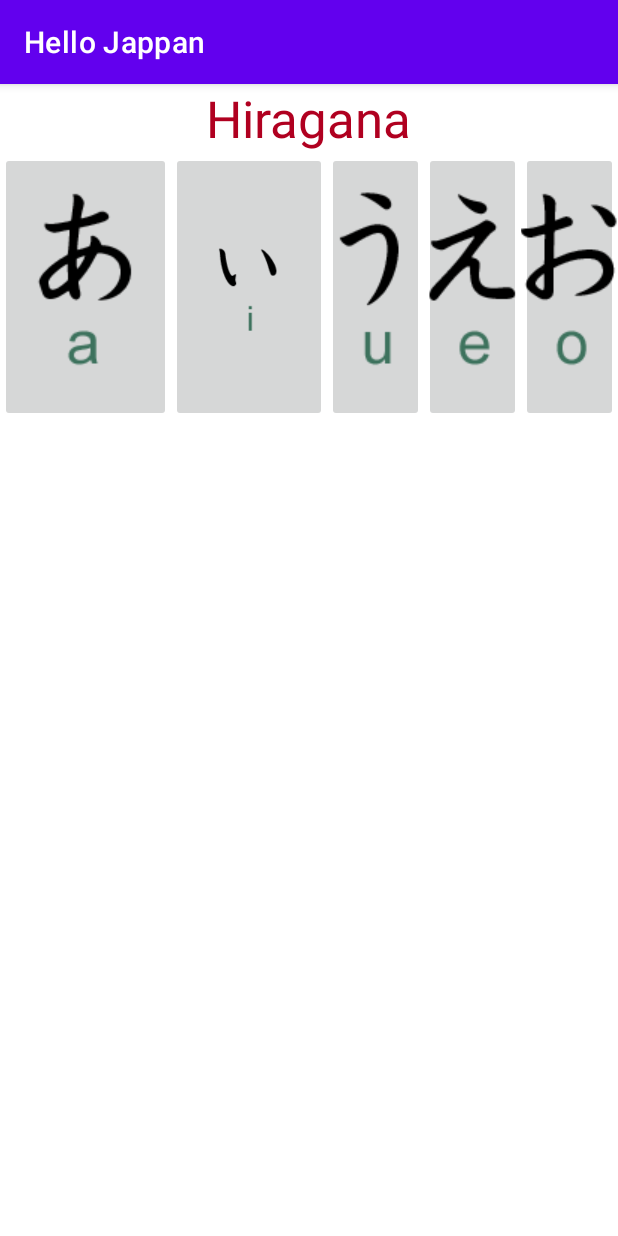
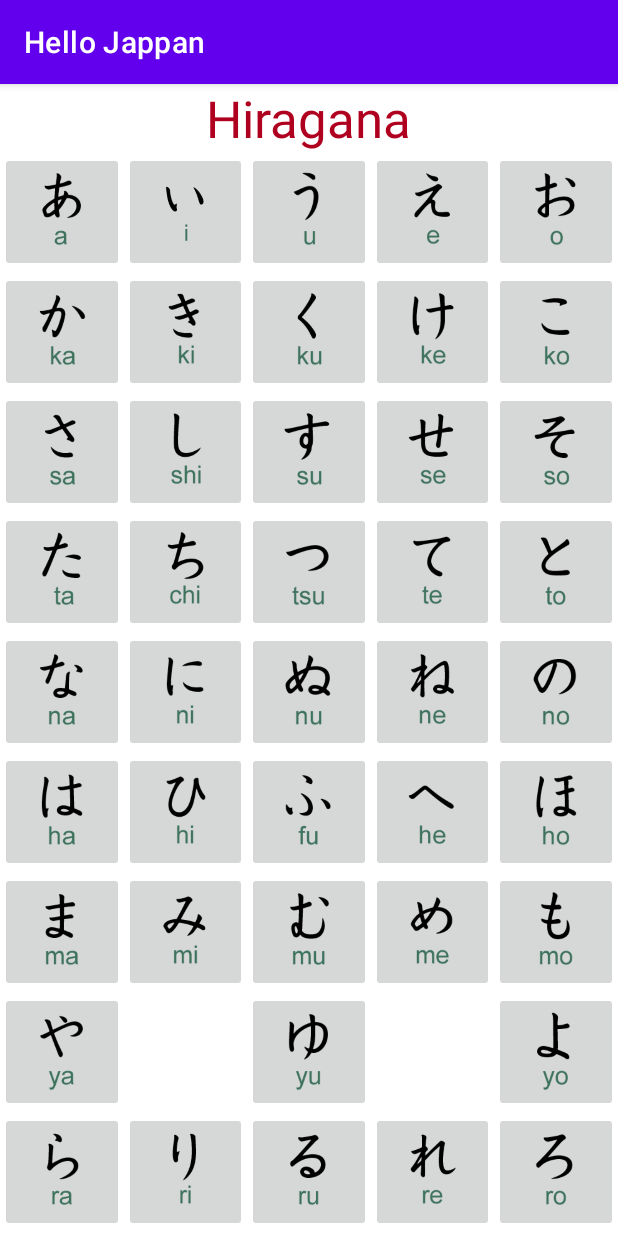
Before and after one commit to StebenC0912/MPR, an Android app: the screen it shows after launch (MainActivity), on a phone screen of 412 x 824 dp. Run offline under Robolectric (Android 15) with nearby library versions, the phone set to English and light mode, and no system bars.

Commit message:
complete the layout

```diff
--- a/HelloJappan/app/src/main/res/layout/activity_main.xml
+++ b/HelloJappan/app/src/main/res/layout/activity_main.xml
@@ -17,430 +17,436 @@
         app:layout_constraintHorizontal_bias="0.5"
         app:layout_constraintStart_toStartOf="parent"
         app:layout_constraintTop_toTopOf="parent" />
+    <ScrollView
+        android:layout_width="match_parent"
+        android:layout_height="0dp"
+        android:fillViewport="true"
+        app:layout_constraintTop_toBottomOf="@+id/titleBar"
+        app:layout_constraintBottom_toBottomOf="parent"
+        app:layout_constraintStart_toStartOf="parent"
+        app:layout_constraintEnd_toEndOf="parent">
 
         <androidx.gridlayout.widget.GridLayout
             android:layout_width="match_parent"
             android:layout_height="wrap_content"
             app:columnCount="5"
-        app:layout_constraintEnd_toEndOf="parent"
-        app:layout_constraintHorizontal_bias="0.5"
-        app:layout_constraintStart_toStartOf="parent"
-        app:layout_constraintTop_toBottomOf="@+id/titleBar"
-        app:rowCount="11">
+            app:rowCount="12">
 
             <ImageButton
                 android:id="@+id/a"
-            android:layout_width="50dp"
-            android:layout_height="100dp"
+                android:layout_width="30dp"
+                android:layout_height="80dp"
                 android:scaleType="centerCrop"
+                app:layout_column="0"
                 app:layout_columnWeight="1"
-            app:layout_rowWeight="1"
                 app:srcCompat="@drawable/a" />
 
             <ImageButton
                 android:id="@+id/i"
-            android:layout_width="40dp"
-            android:layout_height="wrap_content"
+                android:layout_width="30dp"
+                android:layout_height="80dp"
                 android:scaleType="fitCenter"
+                app:layout_column="1"
                 app:layout_columnWeight="1"
-            app:layout_rowWeight="1"
                 app:srcCompat="@drawable/i" />
 
             <ImageButton
                 android:id="@+id/u"
-            android:layout_width="0dp"
-            android:layout_height="0dp"
+                android:layout_width="30dp"
+                android:layout_height="80dp"
                 android:scaleType="centerCrop"
+                app:layout_column="2"
                 app:layout_columnWeight="1"
-            app:layout_rowWeight="1"
                 app:srcCompat="@drawable/u" />
 
             <ImageButton
                 android:id="@+id/e"
-            android:layout_width="0dp"
-            android:layout_height="0dp"
+                android:layout_width="30dp"
+                android:layout_height="80dp"
                 android:scaleType="centerCrop"
+                app:layout_column="3"
                 app:layout_columnWeight="1"
-            app:layout_rowWeight="1"
                 app:srcCompat="@drawable/e" />
 
             <ImageButton
                 android:id="@+id/o"
-            android:layout_width="0dp"
-            android:layout_height="0dp"
+                android:layout_width="30dp"
+                android:layout_height="80dp"
                 android:scaleType="centerCrop"
+                app:layout_column="4"
                 app:layout_columnWeight="1"
-            app:layout_rowWeight="1"
                 app:srcCompat="@drawable/o" />
 
             <ImageButton
                 android:id="@+id/ka"
-            android:layout_width="0dp"
-            android:layout_height="0dp"
+                android:layout_width="30dp"
+                android:layout_height="80dp"
                 android:scaleType="centerCrop"
+                app:layout_column="0"
                 app:layout_columnWeight="1"
-            app:layout_rowWeight="1"
                 app:srcCompat="@drawable/ka" />
 
             <ImageButton
                 android:id="@+id/ki"
-            android:layout_width="0dp"
-            android:layout_height="0dp"
+                android:layout_width="30dp"
+                android:layout_height="80dp"
                 android:scaleType="centerCrop"
+                app:layout_column="1"
                 app:layout_columnWeight="1"
-            app:layout_rowWeight="1"
                 app:srcCompat="@drawable/ki" />
 
             <ImageButton
                 android:id="@+id/ku"
-            android:layout_width="0dp"
-            android:layout_height="0dp"
+                android:layout_width="30dp"
+                android:layout_height="80dp"
                 android:scaleType="centerCrop"
+                app:layout_column="2"
                 app:layout_columnWeight="1"
-            app:layout_rowWeight="1"
                 app:srcCompat="@drawable/ku" />
 
             <ImageButton
                 android:id="@+id/ke"
-            android:layout_width="0dp"
-            android:layout_height="0dp"
+                android:layout_width="30dp"
+                android:layout_height="80dp"
                 android:scaleType="centerCrop"
+                app:layout_column="3"
                 app:layout_columnWeight="1"
-            app:layout_rowWeight="1"
                 app:srcCompat="@drawable/ke" />
 
             <ImageButton
                 android:id="@+id/ko"
-            android:layout_width="0dp"
-            android:layout_height="0dp"
+                android:layout_width="30dp"
+                android:layout_height="80dp"
                 android:scaleType="centerCrop"
+                app:layout_column="4"
                 app:layout_columnWeight="1"
-            app:layout_rowWeight="1"
                 app:srcCompat="@drawable/ko" />
 
             <ImageButton
                 android:id="@+id/sa"
-            android:layout_width="0dp"
-            android:layout_height="0dp"
+                android:layout_width="30dp"
+                android:layout_height="80dp"
                 android:scaleType="centerCrop"
+                app:layout_column="0"
                 app:layout_columnWeight="1"
-            app:layout_rowWeight="1"
                 app:srcCompat="@drawable/sa" />
 
             <ImageButton
                 android:id="@+id/shi"
-            android:layout_width="0dp"
-            android:layout_height="0dp"
+                android:layout_width="30dp"
+                android:layout_height="80dp"
                 android:scaleType="centerCrop"
+                app:layout_column="1"
                 app:layout_columnWeight="1"
-            app:layout_rowWeight="1"
                 app:srcCompat="@drawable/shi" />
 
             <ImageButton
                 android:id="@+id/su"
-            android:layout_width="0dp"
-            android:layout_height="0dp"
+                android:layout_width="30dp"
+                android:layout_height="80dp"
                 android:scaleType="centerCrop"
+                app:layout_column="2"
                 app:layout_columnWeight="1"
-            app:layout_rowWeight="1"
                 app:srcCompat="@drawable/su" />
 
             <ImageButton
                 android:id="@+id/se"
-            android:layout_width="0dp"
-            android:layout_height="0dp"
+                android:layout_width="30dp"
+                android:layout_height="80dp"
                 android:scaleType="centerCrop"
+                app:layout_column="3"
                 app:layout_columnWeight="1"
-            app:layout_rowWeight="1"
                 app:srcCompat="@drawable/se" />
 
             <ImageButton
                 android:id="@+id/so"
-            android:layout_width="0dp"
-            android:layout_height="0dp"
+                android:layout_width="30dp"
+                android:layout_height="80dp"
                 android:scaleType="centerCrop"
+                app:layout_column="4"
                 app:layout_columnWeight="1"
-            app:layout_rowWeight="1"
                 app:srcCompat="@drawable/so" />
 
             <ImageButton
                 android:id="@+id/ta"
-            android:layout_width="0dp"
-            android:layout_height="0dp"
+                android:layout_width="30dp"
+                android:layout_height="80dp"
                 android:scaleType="centerCrop"
+                app:layout_column="0"
                 app:layout_columnWeight="1"
-            app:layout_rowWeight="1"
                 app:srcCompat="@drawable/ta" />
 
             <ImageButton
                 android:id="@+id/chi"
-            android:layout_width="0dp"
-            android:layout_height="0dp"
+                android:layout_width="30dp"
+                android:layout_height="80dp"
                 android:scaleType="centerCrop"
+                app:layout_column="1"
                 app:layout_columnWeight="1"
-            app:layout_rowWeight="1"
                 app:srcCompat="@drawable/chi" />
 
             <ImageButton
                 android:id="@+id/tsu"
-            android:layout_width="0dp"
-            android:layout_height="0dp"
+                android:layout_width="30dp"
+                android:layout_height="80dp"
                 android:scaleType="centerCrop"
+                app:layout_column="2"
                 app:layout_columnWeight="1"
-            app:layout_rowWeight="1"
                 app:srcCompat="@drawable/tsu" />
 
             <ImageButton
                 android:id="@+id/te"
-            android:layout_width="0dp"
-            android:layout_height="0dp"
+                android:layout_width="30dp"
+                android:layout_height="80dp"
                 android:scaleType="centerCrop"
+                app:layout_column="3"
                 app:layout_columnWeight="1"
-            app:layout_rowWeight="1"
                 app:srcCompat="@drawable/te" />
 
             <ImageButton
                 android:id="@+id/to"
-            android:layout_width="0dp"
-            android:layout_height="0dp"
+                android:layout_width="30dp"
+                android:layout_height="80dp"
                 android:scaleType="centerCrop"
+                app:layout_column="4"
                 app:layout_columnWeight="1"
-            app:layout_rowWeight="1"
                 app:srcCompat="@drawable/to" />
 
             <ImageButton
                 android:id="@+id/na"
-            android:layout_width="0dp"
-            android:layout_height="0dp"
+                android:layout_width="30dp"
+                android:layout_height="80dp"
                 android:scaleType="centerCrop"
+                app:layout_column="0"
                 app:layout_columnWeight="1"
-            app:layout_rowWeight="1"
                 app:srcCompat="@drawable/na" />
 
             <ImageButton
                 android:id="@+id/ni"
-            android:layout_width="0dp"
-            android:layout_height="0dp"
+                android:layout_width="30dp"
+                android:layout_height="80dp"
                 android:scaleType="centerCrop"
+                app:layout_column="1"
                 app:layout_columnWeight="1"
-            app:layout_rowWeight="1"
                 app:srcCompat="@drawable/ni" />
 
             <ImageButton
                 android:id="@+id/nu"
-            android:layout_width="0dp"
-            android:layout_height="0dp"
+                android:layout_width="30dp"
+                android:layout_height="80dp"
                 android:scaleType="centerCrop"
+                app:layout_column="2"
                 app:layout_columnWeight="1"
-            app:layout_rowWeight="1"
                 app:srcCompat="@drawable/nu" />
 
             <ImageButton
                 android:id="@+id/ne"
-            android:layout_width="0dp"
-            android:layout_height="0dp"
+                android:layout_width="30dp"
+                android:layout_height="80dp"
                 android:scaleType="centerCrop"
+                app:layout_column="3"
                 app:layout_columnWeight="1"
-            app:layout_rowWeight="1"
                 app:srcCompat="@drawable/ne" />
 
             <ImageButton
                 android:id="@+id/no"
-            android:layout_width="0dp"
-            android:layout_height="0dp"
+                android:layout_width="30dp"
+                android:layout_height="80dp"
                 android:scaleType="centerCrop"
+                app:layout_column="4"
                 app:layout_columnWeight="1"
-            app:layout_rowWeight="1"
                 app:srcCompat="@drawable/no" />
 
             <ImageButton
                 android:id="@+id/ha"
-            android:layout_width="0dp"
-            android:layout_height="0dp"
+                android:layout_width="30dp"
+                android:layout_height="80dp"
                 android:scaleType="centerCrop"
+                app:layout_column="0"
                 app:layout_columnWeight="1"
-            app:layout_rowWeight="1"
                 app:srcCompat="@drawable/ha" />
 
             <ImageButton
                 android:id="@+id/hi"
-            android:layout_width="0dp"
-            android:layout_height="0dp"
+                android:layout_width="30dp"
+                android:layout_height="80dp"
                 android:scaleType="centerCrop"
+                app:layout_column="1"
                 app:layout_columnWeight="1"
-            app:layout_rowWeight="1"
                 app:srcCompat="@drawable/hi" />
 
             <ImageButton
                 android:id="@+id/fu"
-            android:layout_width="0dp"
-            android:layout_height="0dp"
+                android:layout_width="30dp"
+                android:layout_height="80dp"
                 android:scaleType="centerCrop"
+                app:layout_column="2"
                 app:layout_columnWeight="1"
-            app:layout_rowWeight="1"
                 app:srcCompat="@drawable/fu" />
 
             <ImageButton
                 android:id="@+id/he"
-            android:layout_width="0dp"
-            android:layout_height="0dp"
+                android:layout_width="30dp"
+                android:layout_height="80dp"
                 android:scaleType="centerCrop"
+                app:layout_column="3"
                 app:layout_columnWeight="1"
-            app:layout_rowWeight="1"
                 app:srcCompat="@drawable/he" />
 
             <ImageButton
                 android:id="@+id/ho"
-            android:layout_width="0dp"
-            android:layout_height="0dp"
+                android:layout_width="30dp"
+                android:layout_height="80dp"
                 android:scaleType="centerCrop"
+                app:layout_column="4"
                 app:layout_columnWeight="1"
-            app:layout_rowWeight="1"
                 app:srcCompat="@drawable/ho" />
 
             <ImageButton
                 android:id="@+id/ma"
-            android:layout_width="0dp"
-            android:layout_height="0dp"
+                android:layout_width="30dp"
+                android:layout_height="80dp"
                 android:scaleType="centerCrop"
+                app:layout_column="0"
                 app:layout_columnWeight="1"
-            app:layout_rowWeight="1"
                 app:srcCompat="@drawable/ma" />
 
             <ImageButton
                 android:id="@+id/mi"
-            android:layout_width="0dp"
-            android:layout_height="0dp"
+                android:layout_width="30dp"
+                android:layout_height="80dp"
                 android:scaleType="centerCrop"
+                app:layout_column="1"
                 app:layout_columnWeight="1"
-            app:layout_rowWeight="1"
                 app:srcCompat="@drawable/mi" />
 
             <ImageButton
                 android:id="@+id/mu"
-            android:layout_width="0dp"
-            android:layout_height="0dp"
+                android:layout_width="30dp"
+                android:layout_height="80dp"
                 android:scaleType="centerCrop"
+                app:layout_column="2"
                 app:layout_columnWeight="1"
-            app:layout_rowWeight="1"
                 app:srcCompat="@drawable/mu" />
 
             <ImageButton
                 android:id="@+id/me"
-            android:layout_width="0dp"
-            android:layout_height="0dp"
+                android:layout_width="30dp"
+                android:layout_height="80dp"
                 android:scaleType="centerCrop"
+                app:layout_column="3"
                 app:layout_columnWeight="1"
-            app:layout_rowWeight="1"
                 app:srcCompat="@drawable/me" />
 
             <ImageButton
                 android:id="@+id/mo"
-            android:layout_width="0dp"
-            android:layout_height="0dp"
+                android:layout_width="30dp"
+                android:layout_height="80dp"
                 android:scaleType="centerCrop"
+                app:layout_column="4"
                 app:layout_columnWeight="1"
-            app:layout_rowWeight="1"
                 app:srcCompat="@drawable/mo" />
 
             <ImageButton
                 android:id="@+id/ya"
-            android:layout_width="0dp"
-            android:layout_height="0dp"
+                android:layout_width="30dp"
+                android:layout_height="80dp"
                 android:scaleType="centerCrop"
+                app:layout_column="0"
                 app:layout_columnWeight="1"
-            app:layout_rowWeight="1"
                 app:srcCompat="@drawable/ya" />
 
             <ImageButton
                 android:id="@+id/yu"
-            android:layout_width="0dp"
-            android:layout_height="0dp"
+                android:layout_width="30dp"
+                android:layout_height="80dp"
                 android:scaleType="centerCrop"
+                app:layout_column="2"
                 app:layout_columnWeight="1"
-            app:layout_rowWeight="1"
                 app:srcCompat="@drawable/yu" />
 
             <ImageButton
                 android:id="@+id/yo"
-            android:layout_width="0dp"
-            android:layout_height="0dp"
+                android:layout_width="30dp"
+                android:layout_height="80dp"
                 android:scaleType="centerCrop"
+                app:layout_column="4"
                 app:layout_columnWeight="1"
-            app:layout_rowWeight="1"
                 app:srcCompat="@drawable/yo" />
 
             <ImageButton
                 android:id="@+id/ra"
-            android:layout_width="0dp"
-            android:layout_height="0dp"
+                android:layout_width="30dp"
+                android:layout_height="80dp"
                 android:scaleType="centerCrop"
+                app:layout_column="0"
                 app:layout_columnWeight="1"
-            app:layout_rowWeight="1"
                 app:srcCompat="@drawable/ra" />
 
             <ImageButton
                 android:id="@+id/ri"
-            android:layout_width="0dp"
-            android:layout_height="0dp"
+                android:layout_width="30dp"
+                android:layout_height="80dp"
                 android:scaleType="centerCrop"
+                app:layout_column="1"
                 app:layout_columnWeight="1"
-            app:layout_rowWeight="1"
                 app:srcCompat="@drawable/ri" />
 
             <ImageButton
                 android:id="@+id/ru"
-            android:layout_width="0dp"
-            android:layout_height="0dp"
+                android:layout_width="30dp"
+                android:layout_height="80dp"
                 android:scaleType="centerCrop"
+                app:layout_column="2"
                 app:layout_columnWeight="1"
-            app:layout_rowWeight="1"
                 app:srcCompat="@drawable/ru" />
 
             <ImageButton
                 android:id="@+id/re"
-            android:layout_width="0dp"
-            android:layout_height="0dp"
+                android:layout_width="30dp"
+                android:layout_height="80dp"
                 android:scaleType="centerCrop"
+                app:layout_column="3"
                 app:layout_columnWeight="1"
-            app:layout_rowWeight="1"
                 app:srcCompat="@drawable/re" />
 
             <ImageButton
                 android:id="@+id/ro"
-            android:layout_width="0dp"
-            android:layout_height="0dp"
+                android:layout_width="30dp"
+                android:layout_height="80dp"
                 android:scaleType="centerCrop"
+                app:layout_column="4"
                 app:layout_columnWeight="1"
-            app:layout_rowWeight="1"
                 app:srcCompat="@drawable/ro" />
 
             <ImageButton
                 android:id="@+id/wa"
-            android:layout_width="0dp"
-            android:layout_height="0dp"
+                android:layout_width="30dp"
+                android:layout_height="80dp"
                 android:scaleType="centerCrop"
+                app:layout_column="0"
                 app:layout_columnWeight="1"
-            app:layout_rowWeight="1"
                 app:srcCompat="@drawable/wa" />
 
             <ImageButton
                 android:id="@+id/wo"
-            android:layout_width="0dp"
-            android:layout_height="0dp"
+                android:layout_width="30dp"
+                android:layout_height="80dp"
                 android:scaleType="centerCrop"
+                app:layout_column="4"
                 app:layout_columnWeight="1"
-            app:layout_rowWeight="1"
                 app:srcCompat="@drawable/wo" />
 
             <ImageButton
                 android:id="@+id/n"
-            android:layout_width="0dp"
-            android:layout_height="0dp"
+                android:layout_width="30dp"
+                android:layout_height="80dp"
                 android:scaleType="centerCrop"
+                app:layout_column="0"
                 app:layout_columnWeight="1"
-            app:layout_rowWeight="1"
                 app:srcCompat="@drawable/n" />
+
         </androidx.gridlayout.widget.GridLayout>
+    </ScrollView>
 
 </androidx.constraintlayout.widget.ConstraintLayout>
```
Lines whose indentation alone changed are shown as unchanged.
